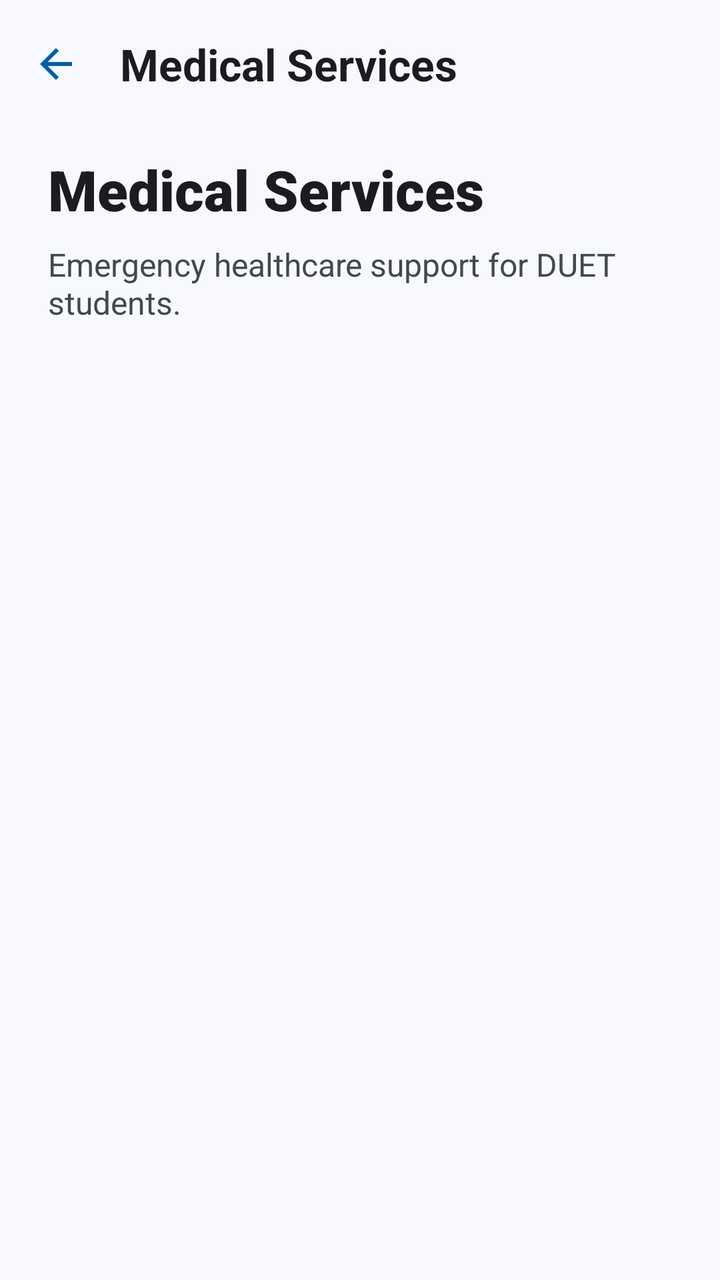
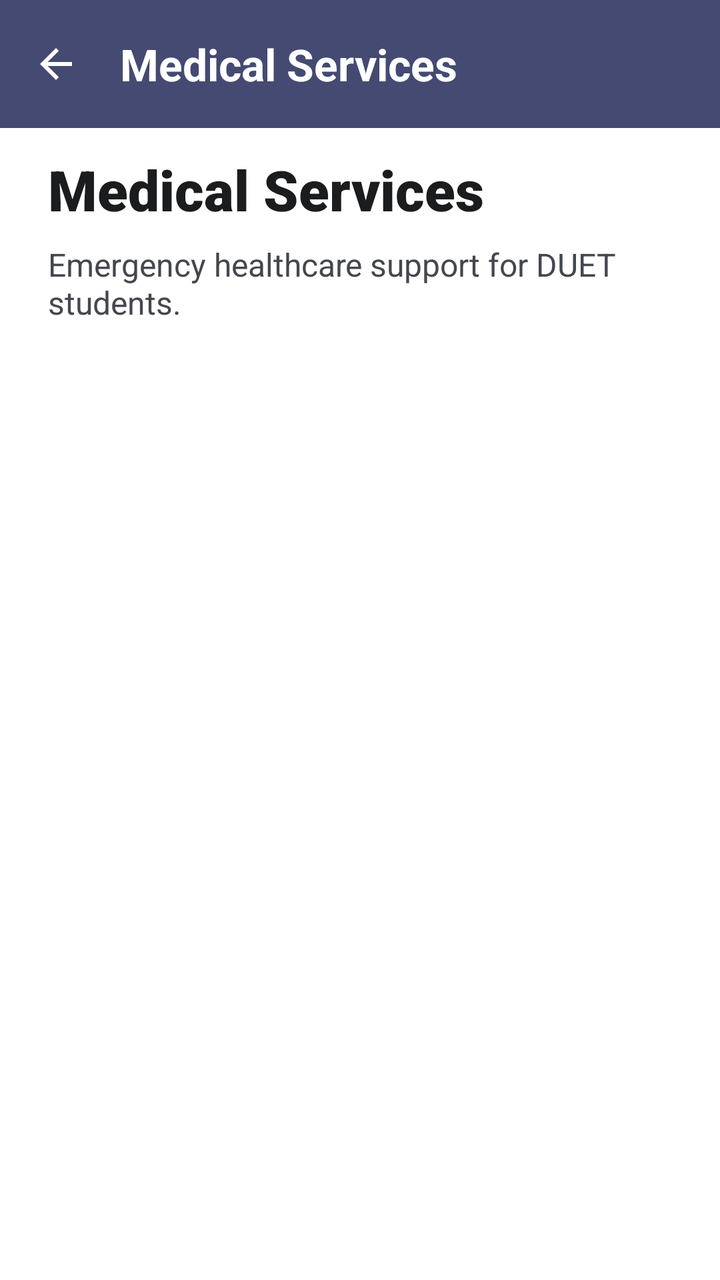

An Android layout rendered at two revisions. The XML below is the earlier revision; the diff shows what the commit changed to produce the second picture.
<!-- AndroidManifest.xml: application theme Theme.MyDUET -->
<!-- res/layout/activity_medical_services.xml -->
<?xml version="1.0" encoding="utf-8"?>
<androidx.coordinatorlayout.widget.CoordinatorLayout xmlns:android="http://schemas.android.com/apk/res/android"
    xmlns:app="http://schemas.android.com/apk/res-auto"
    android:layout_width="match_parent"
    android:layout_height="match_parent"
    android:background="?android:attr/windowBackground">

    <com.google.android.material.appbar.AppBarLayout
        android:layout_width="match_parent"
        android:layout_height="wrap_content"
        android:background="@android:color/transparent"
        app:elevation="0dp">

        <com.google.android.material.appbar.MaterialToolbar
            android:id="@+id/toolbar"
            android:layout_width="match_parent"
            android:layout_height="?attr/actionBarSize"
            app:navigationIcon="@drawable/ic_back"
            app:navigationIconTint="@color/primary"
            app:title="Medical Services"
            app:titleTextColor="@color/md_theme_light_onSurface"
            android:fontFamily="sans-serif-medium" />
    </com.google.android.material.appbar.AppBarLayout>

    <androidx.core.widget.NestedScrollView
        android:layout_width="match_parent"
        android:layout_height="match_parent"
        app:layout_behavior="@string/appbar_scrolling_view_behavior">

        <LinearLayout
            android:layout_width="match_parent"
            android:layout_height="wrap_content"
            android:orientation="vertical"
            android:paddingBottom="24dp">

            
            <LinearLayout
                android:layout_width="match_parent"
                android:layout_height="wrap_content"
                android:orientation="vertical"
                android:paddingHorizontal="24dp"
                android:paddingTop="12dp"
                android:paddingBottom="24dp">

                <TextView
                    android:layout_width="wrap_content"
                    android:layout_height="wrap_content"
                    android:text="Medical Services"
                    android:textColor="?attr/colorOnSurface"
                    android:textSize="28sp"
                    android:textStyle="bold"
                    android:fontFamily="sans-serif-black" />

                <TextView
                    android:layout_width="wrap_content"
                    android:layout_height="wrap_content"
                    android:layout_marginTop="8dp"
                    android:text="Emergency healthcare support for DUET students."
                    android:textColor="?attr/colorOnSurfaceVariant"
                    android:textSize="16sp" />
            </LinearLayout>

            <androidx.recyclerview.widget.RecyclerView
                android:id="@+id/rvContacts"
                android:layout_width="match_parent"
                android:layout_height="wrap_content"
                android:clipToPadding="false"
                android:nestedScrollingEnabled="false" />

        </LinearLayout>
    </androidx.core.widget.NestedScrollView>

</androidx.coordinatorlayout.widget.CoordinatorLayout>
<!-- resources referenced by this layout -->
<resources>
  <color name="md_theme_light_onSurface">#1A1C1E</color>
  <color name="primary">#005FB0</color>
  <style name="Theme.MyDUET" parent="Base.Theme.MyDUET">
          <item name="android:windowAnimationStyle">@style/ActivityAnimation</item>
      </style>
  <style name="Base.Theme.MyDUET" parent="Theme.Material3.DayNight.NoActionBar">
          
          <item name="colorPrimary">@color/md_theme_light_primary</item>
          <item name="colorOnPrimary">@color/md_theme_light_onPrimary</item>
          <item name="colorPrimaryContainer">@color/md_theme_light_primaryContainer</item>
          <item name="colorOnPrimaryContainer">@color/md_theme_light_onPrimaryContainer</item>
  
          <item name="colorSecondary">@color/md_theme_light_secondary</item>
          <item name="colorOnSecondary">@color/md_theme_light_onSecondary</item>
          <item name="colorSecondaryContainer">@color/md_theme_light_secondaryContainer</item>
          <item name="colorOnSecondaryContainer">@color/md_theme_light_onSecondaryContainer</item>
  
          <item name="android:windowBackground">@color/md_theme_light_background</item>
          <item name="colorSurface">@color/md_theme_light_surface</item>
          <item name="colorOnSurface">@color/md_theme_light_onSurface</item>
          <item name="colorSurfaceVariant">@color/md_theme_light_surfaceVariant</item>
          <item name="colorOnSurfaceVariant">@color/md_theme_light_onSurfaceVariant</item>
          <item name="colorOutline">@color/md_theme_light_outline</item>
  
          
          <item name="android:statusBarColor">@color/md_theme_light_background</item>
          <item name="android:windowLightStatusBar">true</item>
  
          
          <item name="textAppearanceHeadlineLarge">@style/TextAppearance.MyDUET.HeadlineLarge</item>
          <item name="textAppearanceTitleLarge">@style/TextAppearance.MyDUET.TitleLarge</item>
          <item name="textAppearanceBodyLarge">@style/TextAppearance.MyDUET.BodyLarge</item>
      </style>
  <style name="ActivityAnimation" parent="@android:style/Animation.Activity">
          <item name="android:activityOpenEnterAnimation">@anim/slide_in_right</item>
          <item name="android:activityOpenExitAnimation">@anim/fade_out</item>
          <item name="android:activityCloseEnterAnimation">@anim/fade_in</item>
          <item name="android:activityCloseExitAnimation">@anim/slide_out_right</item>
      </style>
  <color name="md_theme_light_primary">#005FB0</color>
  <color name="md_theme_light_onPrimary">#FFFFFF</color>
  <color name="md_theme_light_primaryContainer">#D5E3FF</color>
  <color name="md_theme_light_onPrimaryContainer">#001C3B</color>
  <color name="md_theme_light_secondary">#565E71</color>
  <color name="md_theme_light_onSecondary">#FFFFFF</color>
  <color name="md_theme_light_secondaryContainer">#DAE2F9</color>
  <color name="md_theme_light_onSecondaryContainer">#131C2C</color>
  <color name="md_theme_light_background">#F8F9FF</color>
  <color name="md_theme_light_surface">#FFFFFF</color>
  <color name="md_theme_light_surfaceVariant">#E0E2EC</color>
  <color name="md_theme_light_onSurfaceVariant">#44474E</color>
  <color name="md_theme_light_outline">#74777F</color>
  <style name="TextAppearance.MyDUET.HeadlineLarge" parent="TextAppearance.Material3.HeadlineLarge">
          <item name="android:textStyle">bold</item>
          <item name="android:textColor">?attr/colorOnSurface</item>
      </style>
  <style name="TextAppearance.MyDUET.TitleLarge" parent="TextAppearance.Material3.TitleLarge">
          <item name="android:textStyle">bold</item>
          <item name="android:textColor">?attr/colorOnSurface</item>
      </style>
  <style name="TextAppearance.MyDUET.BodyLarge" parent="TextAppearance.Material3.BodyLarge">
          <item name="android:textColor">?attr/colorOnSurfaceVariant</item>
      </style>
  <!-- unchanged entries left out for length: 1 -->
</resources>

<!-- the commit's change to res/layout/activity_medical_services.xml (unified diff, before → after) -->
@@ -8,17 +8,18 @@
     <com.google.android.material.appbar.AppBarLayout
         android:layout_width="match_parent"
         android:layout_height="wrap_content"
-        android:background="@android:color/transparent"
-        app:elevation="0dp">
+        android:background="?attr/colorPrimary"
+        app:elevation="4dp">
 
         <com.google.android.material.appbar.MaterialToolbar
+            android:background="?attr/colorPrimary"
             android:id="@+id/toolbar"
             android:layout_width="match_parent"
             android:layout_height="?attr/actionBarSize"
             app:navigationIcon="@drawable/ic_back"
-            app:navigationIconTint="@color/primary"
+            app:navigationIconTint="?attr/colorOnPrimary"
             app:title="Medical Services"
-            app:titleTextColor="@color/md_theme_light_onSurface"
+            app:titleTextColor="?attr/colorOnPrimary"
             android:fontFamily="sans-serif-medium" />
     </com.google.android.material.appbar.AppBarLayout>
 
<!-- resource entries referenced after the edit -->
@@ -1,7 +1,6 @@
 <!-- resources referenced by this layout -->
 <resources>
   <color name="md_theme_light_onSurface">#1A1C1E</color>
-  <color name="primary">#005FB0</color>
   <style name="Theme.MyDUET" parent="Base.Theme.MyDUET">
           <item name="android:windowAnimationStyle">@style/ActivityAnimation</item>
       </style>
@@ -25,8 +24,8 @@
           <item name="colorOutline">@color/md_theme_light_outline</item>
   
           
-          <item name="android:statusBarColor">@color/md_theme_light_background</item>
-          <item name="android:windowLightStatusBar">true</item>
+          <item name="android:statusBarColor">?attr/colorPrimary</item>
+          <item name="android:windowLightStatusBar">false</item>
   
           
           <item name="textAppearanceHeadlineLarge">@style/TextAppearance.MyDUET.HeadlineLarge</item>
@@ -39,17 +38,17 @@
           <item name="android:activityCloseEnterAnimation">@anim/fade_in</item>
           <item name="android:activityCloseExitAnimation">@anim/slide_out_right</item>
       </style>
-  <color name="md_theme_light_primary">#005FB0</color>
+  <color name="md_theme_light_primary">#444A72</color>
   <color name="md_theme_light_onPrimary">#FFFFFF</color>
-  <color name="md_theme_light_primaryContainer">#D5E3FF</color>
-  <color name="md_theme_light_onPrimaryContainer">#001C3B</color>
-  <color name="md_theme_light_secondary">#565E71</color>
+  <color name="md_theme_light_primaryContainer">#DCE0EE</color>
+  <color name="md_theme_light_onPrimaryContainer">#14182B</color>
+  <color name="md_theme_light_secondary">#088BB3</color>
   <color name="md_theme_light_onSecondary">#FFFFFF</color>
-  <color name="md_theme_light_secondaryContainer">#DAE2F9</color>
-  <color name="md_theme_light_onSecondaryContainer">#131C2C</color>
-  <color name="md_theme_light_background">#F8F9FF</color>
+  <color name="md_theme_light_secondaryContainer">#D7EFF7</color>
+  <color name="md_theme_light_onSecondaryContainer">#00202C</color>
+  <color name="md_theme_light_background">#FFFFFF</color>
   <color name="md_theme_light_surface">#FFFFFF</color>
-  <color name="md_theme_light_surfaceVariant">#E0E2EC</color>
+  <color name="md_theme_light_surfaceVariant">#E2E4EE</color>
   <color name="md_theme_light_onSurfaceVariant">#44474E</color>
   <color name="md_theme_light_outline">#74777F</color>
   <style name="TextAppearance.MyDUET.HeadlineLarge" parent="TextAppearance.Material3.HeadlineLarge">
